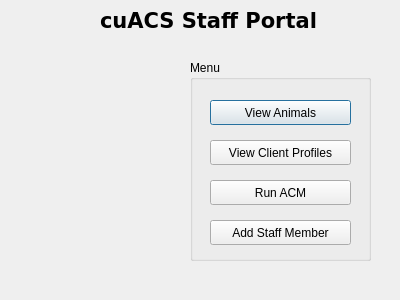
Before: the Qt Designer form staffwindow.ui in justinward3/COMP3004Project, drawn with Qt 5.
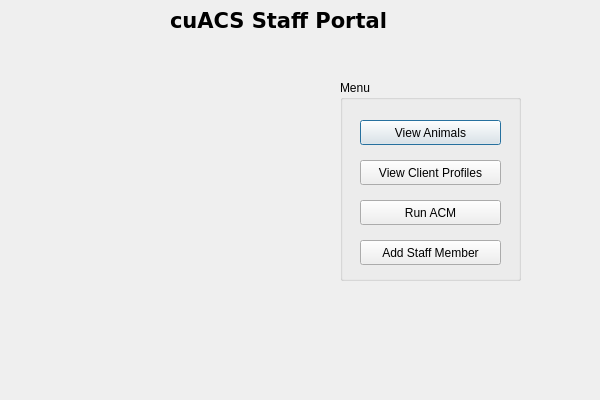
After: the same form once the commit is applied. Icons and pictures are not drawn.

```diff
--- a/staffwindow.ui
+++ b/staffwindow.ui
@@ -6,8 +6,8 @@
    <rect>
     <x>0</x>
     <y>0</y>
-    <width>400</width>
-    <height>300</height>
+    <width>600</width>
+    <height>400</height>
    </rect>
   </property>
   <property name="windowTitle">
@@ -16,9 +16,9 @@
   <widget class="QLabel" name="label">
    <property name="geometry">
     <rect>
-     <x>100</x>
+     <x>170</x>
      <y>10</y>
-     <width>221</width>
+     <width>241</width>
      <height>20</height>
     </rect>
    </property>
@@ -39,8 +39,8 @@
     <rect>
      <x>30</x>
      <y>60</y>
-     <width>141</width>
-     <height>211</height>
+     <width>271</width>
+     <height>321</height>
     </rect>
    </property>
    <property name="text">
@@ -53,8 +53,8 @@
   <widget class="QGroupBox" name="groupBox">
    <property name="geometry">
     <rect>
-     <x>190</x>
-     <y>60</y>
+     <x>340</x>
+     <y>80</y>
      <width>181</width>
      <height>201</height>
     </rect>
```
